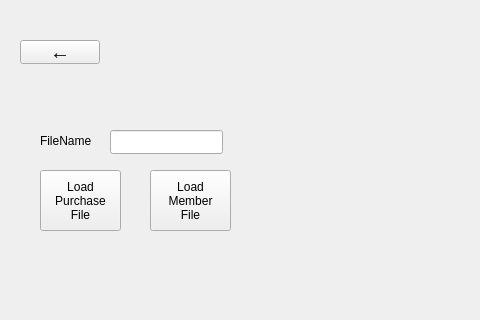
Above: adminmenu.ui from Decycle/CS008Project1 before the change; both pictures show x 0 to 480 and y 0 to 320 of the 800 by 600 pixel window. Below: the same form after it.
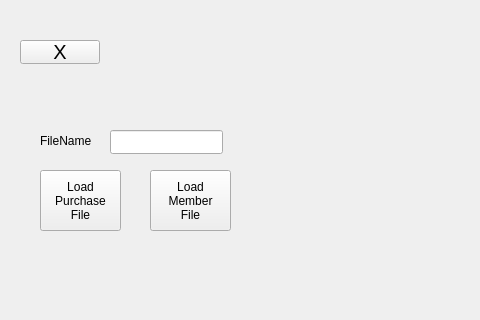
That is the form after the change.

The edit to the form file:
```diff
--- a/adminmenu.ui
+++ b/adminmenu.ui
@@ -26,7 +26,7 @@
     <string notr="true">font-size:20px</string>
    </property>
    <property name="text">
-    <string>←</string>
+    <string>X</string>
    </property>
   </widget>
   <widget class="QLabel" name="file_name_label">
```
